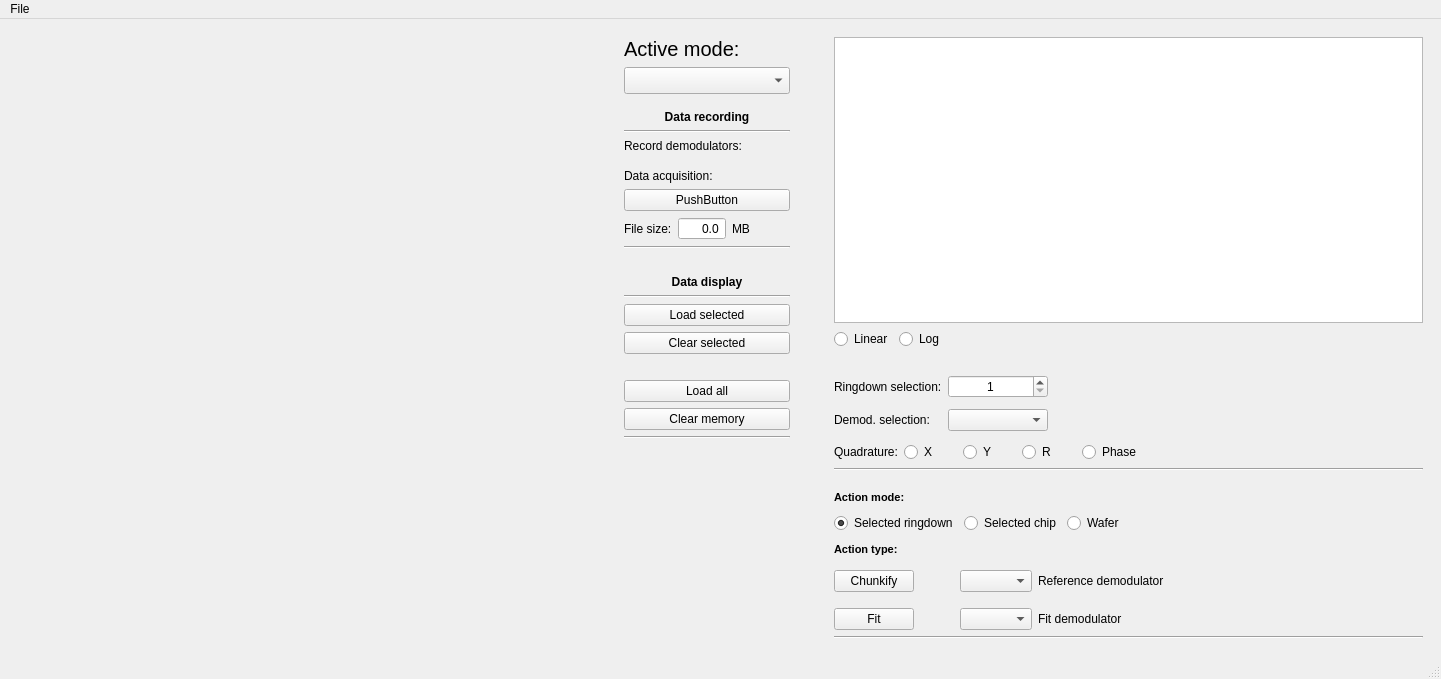
Qt form zhinstlib/ui_files/wafer_analyzer.ui (pikestefan/zhinst_project) before a commit.
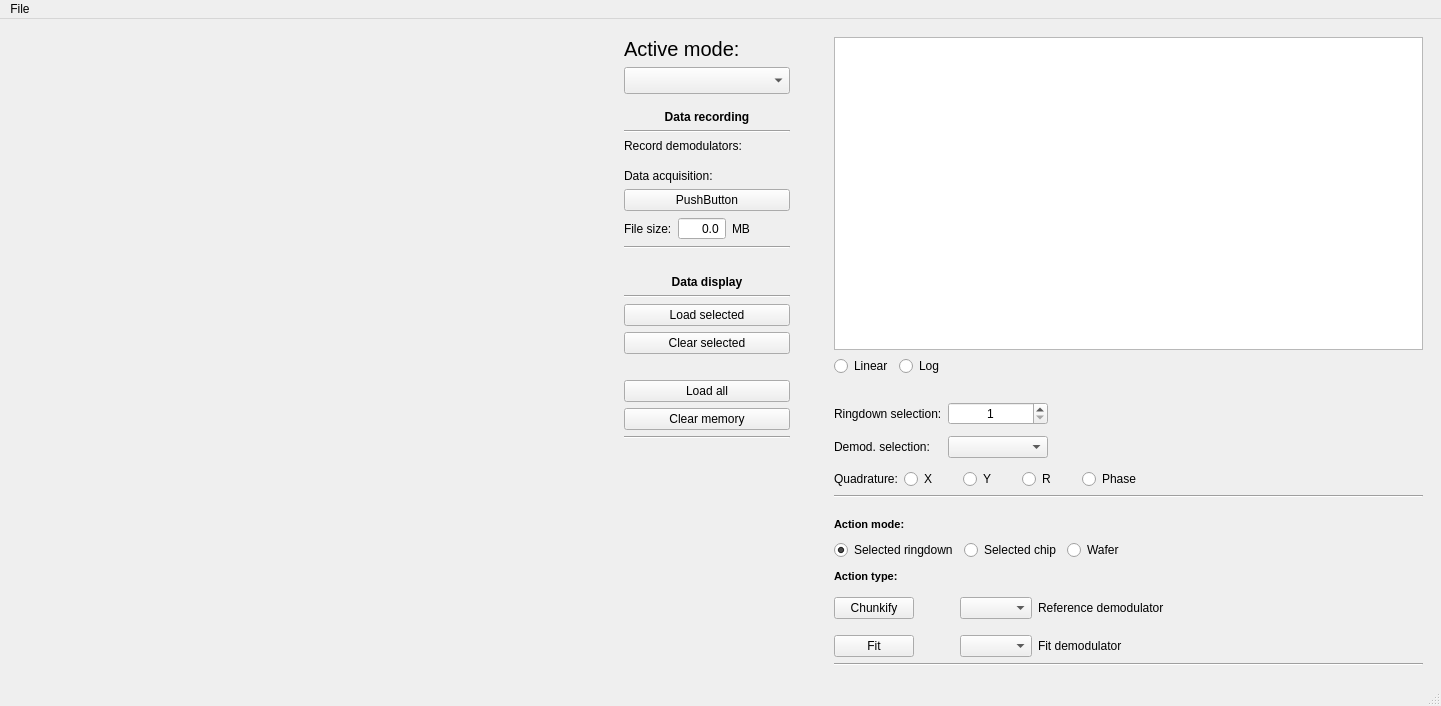
The same form after that commit. Custom widgets are drawn as their Qt base class.

What changed in the file:
```diff
--- a/zhinstlib/ui_files/wafer_analyzer.ui
+++ b/zhinstlib/ui_files/wafer_analyzer.ui
@@ -7,7 +7,7 @@
     <x>0</x>
     <y>0</y>
     <width>1441</width>
-    <height>679</height>
+    <height>706</height>
    </rect>
   </property>
   <property name="sizePolicy">
```
Left out of the diff: 6 changed lines with no effect on the pictures.
